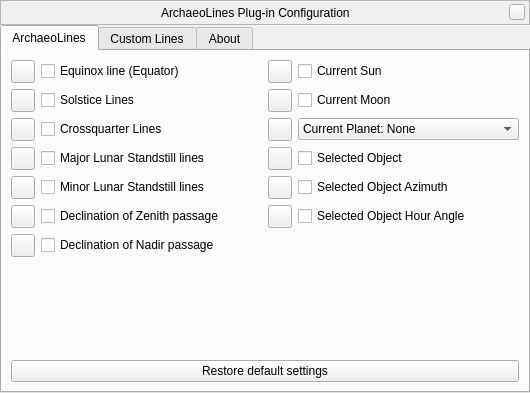
Before: the Qt Designer form plugins/ArchaeoLines/src/gui/archaeoLinesDialog.ui in 519984307/stellarium_src, drawn with Qt 5.
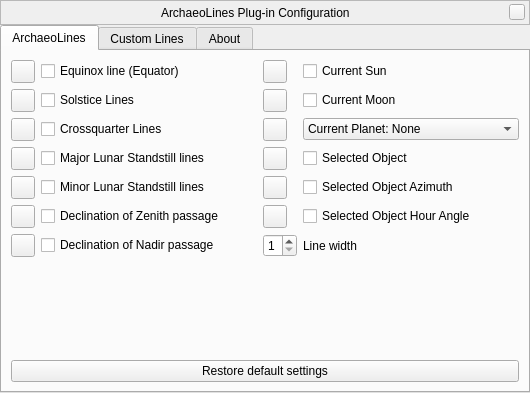
After: the same form once the commit is applied. Custom widgets are drawn as their Qt base class.

Commit message: ArchaeoLines: add line width setting

```diff
--- a/plugins/ArchaeoLines/src/gui/archaeoLinesDialog.ui
+++ b/plugins/ArchaeoLines/src/gui/archaeoLinesDialog.ui
@@ -374,6 +374,29 @@
            </property>
           </widget>
          </item>
+         <item row="6" column="2">
+          <widget class="QSpinBox" name="lineWidthSpinBox">
+           <property name="prefix">
+            <string/>
+           </property>
+           <property name="minimum">
+            <number>1</number>
+           </property>
+           <property name="maximum">
+            <number>8</number>
+           </property>
+           <property name="value">
+            <number>1</number>
+           </property>
+          </widget>
+         </item>
+         <item row="6" column="3">
+          <widget class="QLabel" name="lineWidthLabel">
+           <property name="text">
+            <string>Line width</string>
+           </property>
+          </widget>
+         </item>
         </layout>
        </item>
        <item>
```
The commit also changes 3 other files.
